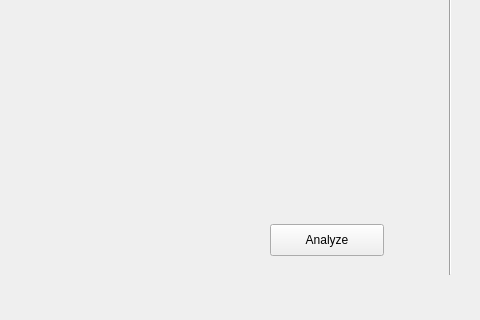
Above: Interface/dum.ui from Tian99/Robust-eye-gaze-tracker before the change; both pictures show x 0 to 480 and y 176 to 496 of the 896 by 496 pixel window. Below: the same form after it.
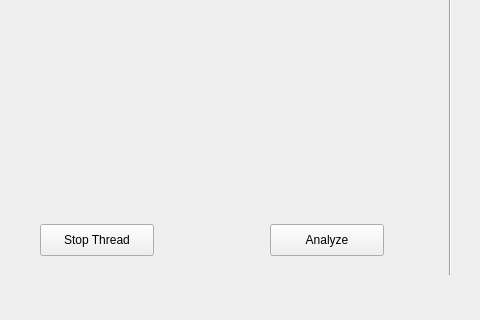
That is the form after the change.

Diff of the .ui file:
```diff
--- a/Interface/dum.ui
+++ b/Interface/dum.ui
@@ -181,6 +181,19 @@
      <enum>Qt::Vertical</enum>
     </property>
    </widget>
+   <widget class="QPushButton" name="Terminate">
+    <property name="geometry">
+     <rect>
+      <x>40</x>
+      <y>400</y>
+      <width>114</width>
+      <height>32</height>
+     </rect>
+    </property>
+    <property name="text">
+     <string>Stop Thread</string>
+    </property>
+   </widget>
   </widget>
   <widget class="QStatusBar" name="statusbar"/>
   <widget class="QMenuBar" name="menubar">
```
